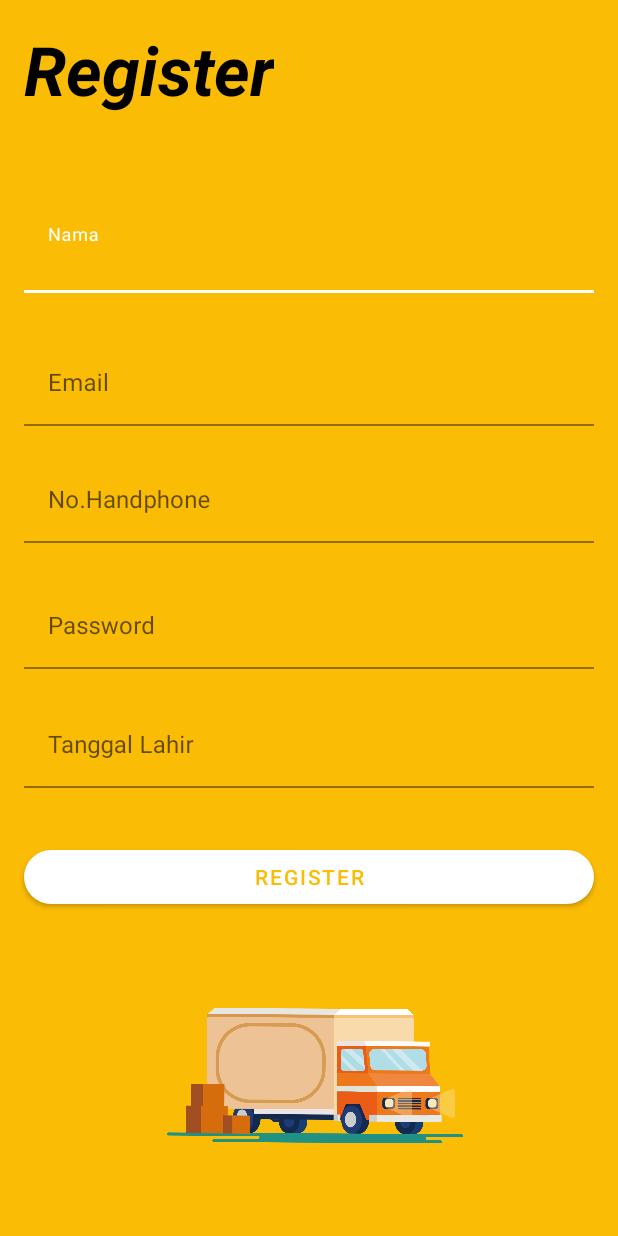
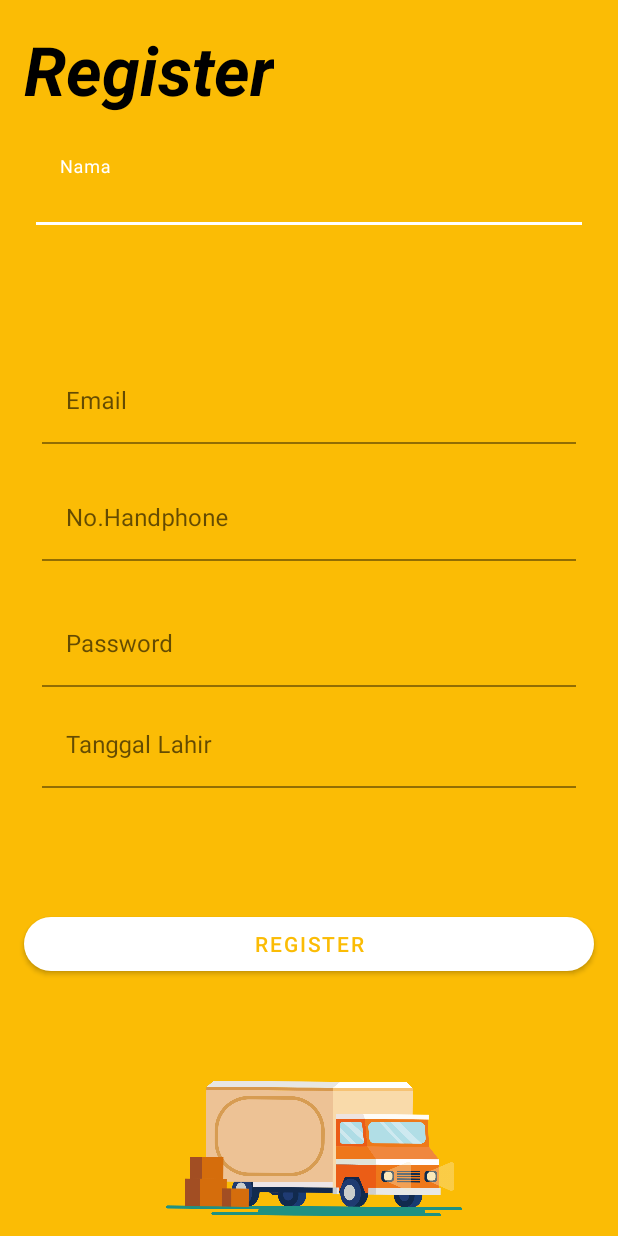
Before and after one commit to bebekUX/Kurirku, an Android app: the layout register.xml on its own in the app's theme, with its tools: preview values and no code run, on a phone screen of 412 x 824 dp. Run offline under Robolectric (Android 15) with nearby library versions, the phone set to English and light mode, and no system bars.

```diff
--- a/app/src/main/res/layout/register.xml
+++ b/app/src/main/res/layout/register.xml
@@ -9,9 +9,9 @@
 
     <com.google.android.material.textfield.TextInputLayout
         android:id="@+id/tilNama"
-        android:layout_width="0dp"
+        android:layout_width="match_parent"
         android:layout_height="wrap_content"
-        android:layout_marginStart="16dp"
+        android:layout_margin="12dp"
         android:layout_marginTop="135dp"
         android:layout_marginEnd="16dp"
         app:layout_constraintBottom_toTopOf="@+id/tilEmail"
@@ -23,9 +23,10 @@
         <com.google.android.material.textfield.TextInputEditText
             android:id="@+id/etNama"
             android:layout_width="match_parent"
-            android:layout_height="match_parent"
+            android:layout_height="wrap_content"
+            android:layout_margin="12dp"
             android:background="@color/Orange"
-            android:layout_marginTop="5dp"
+            android:ems="10"
             android:hint="Nama" />
 
     </com.google.android.material.textfield.TextInputLayout>
@@ -37,20 +38,20 @@
         android:layout_marginStart="16dp"
         android:layout_marginEnd="16dp"
 
-        android:layout_marginBottom="540dp"
+        android:layout_marginBottom="516dp"
         app:layout_constraintBottom_toBottomOf="parent"
         app:layout_constraintEnd_toEndOf="parent"
-        app:layout_constraintHorizontal_bias="1.0"
+        app:layout_constraintHorizontal_bias="0.0"
         app:layout_constraintStart_toStartOf="parent">
 
         <com.google.android.material.textfield.TextInputEditText
             android:id="@+id/etEmail"
             android:layout_width="match_parent"
             android:layout_height="wrap_content"
+            android:layout_margin="12dp"
             android:background="@color/Orange"
-            android:layout_marginTop="50dp"
-            android:hint="Email"
-            />
+            android:ems="10"
+            android:hint="Email" />
     </com.google.android.material.textfield.TextInputLayout>
 
     <com.google.android.material.textfield.TextInputLayout
@@ -70,7 +71,9 @@
             android:id="@+id/etNoHandphone"
             android:layout_width="match_parent"
             android:layout_height="wrap_content"
+            android:layout_margin="12dp"
             android:background="@color/Orange"
+            android:ems="10"
             android:hint="No.Handphone" />
     </com.google.android.material.textfield.TextInputLayout>
 
@@ -91,7 +94,9 @@
             android:id="@+id/etPassword"
             android:layout_width="match_parent"
             android:layout_height="wrap_content"
+            android:layout_margin="12dp"
             android:background="@color/Orange"
+            android:ems="10"
             android:hint="Password" />
     </com.google.android.material.textfield.TextInputLayout>
 
@@ -113,7 +118,9 @@
             android:id="@+id/etTanggalLahir"
             android:layout_width="match_parent"
             android:layout_height="wrap_content"
+            android:layout_margin="12dp"
             android:background="@color/Orange"
+            android:ems="10"
             android:hint="Tanggal Lahir" />
     </com.google.android.material.textfield.TextInputLayout>
 
@@ -147,7 +154,7 @@
         app:layout_constraintHorizontal_bias="0.0"
         app:layout_constraintStart_toStartOf="parent"
         app:layout_constraintTop_toBottomOf="@+id/tilTanggalLahir"
-        app:layout_constraintVertical_bias="0.13999999" />
+        app:layout_constraintVertical_bias="0.284" />
 
     <ImageView
         android:id="@+id/imageView2"
@@ -155,8 +162,11 @@
         android:layout_height="224dp"
         app:layout_constraintBottom_toBottomOf="parent"
         app:layout_constraintEnd_toEndOf="parent"
+        app:layout_constraintHorizontal_bias="0.49"
         app:layout_constraintStart_toStartOf="parent"
         app:layout_constraintTop_toBottomOf="@+id/btnRegister"
+        app:layout_constraintVertical_bias="0.0"
+        android:layout_marginTop="00dp"
         app:srcCompat="@drawable/logo" />
 
 </androidx.constraintlayout.widget.ConstraintLayout>
```
